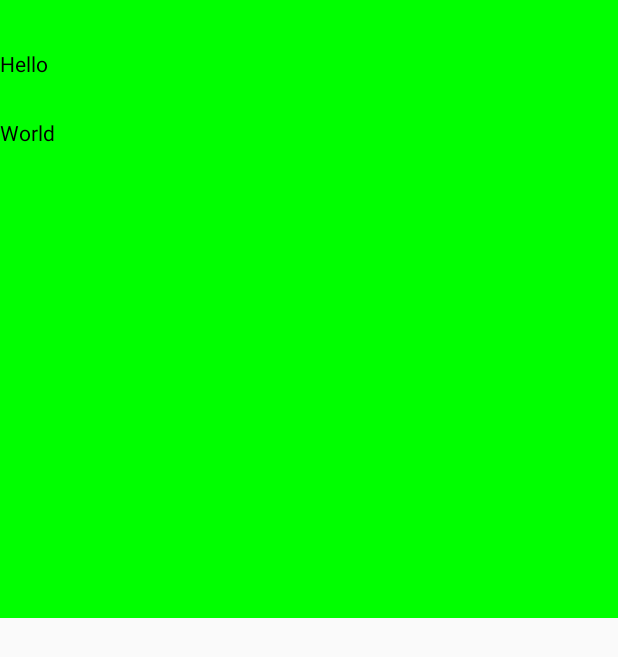
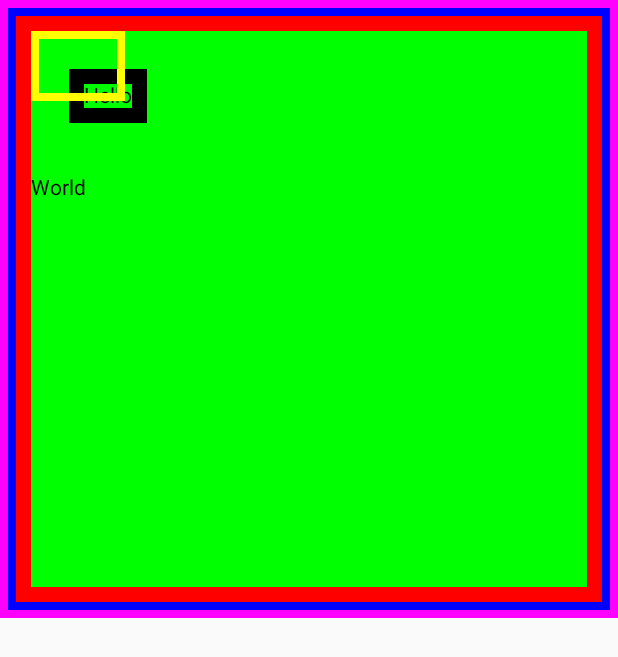
Before and after one commit to bartekkleczar/naukaKotlinAndroidYT, an Android app built with Jetpack Compose: the screen it shows after launch (MainActivity), on a phone screen of 412 x 824 dp. Shown: the top 657 px of the screen. Run offline under Robolectric (Android 15) with nearby library versions, the phone set to English and light mode, and no system bars.

Commit message:
wlasciwosci wykonuja sie jedna po drugiej - demonstracja tego

```diff
--- a/app/src/main/java/pl/klenczi/trzecifilmik/MainActivity.kt
+++ b/app/src/main/java/pl/klenczi/trzecifilmik/MainActivity.kt
@@ -4,10 +4,12 @@ import android.os.Bundle
 import androidx.activity.ComponentActivity
 import androidx.activity.compose.setContent
 import androidx.compose.foundation.background
+import androidx.compose.foundation.border
 import androidx.compose.foundation.layout.Column
 import androidx.compose.foundation.layout.Spacer
 import androidx.compose.foundation.layout.fillMaxHeight
 import androidx.compose.foundation.layout.fillMaxSize
+import androidx.compose.foundation.layout.fillMaxWidth
 import androidx.compose.foundation.layout.height
 import androidx.compose.foundation.layout.offset
 import androidx.compose.foundation.layout.padding
@@ -30,12 +32,23 @@ class MainActivity : ComponentActivity() {
             Column(modifier = Modifier
                 .background(Color.Green)
                 .fillMaxHeight(0.5f)
+                .fillMaxWidth()
                 .width(600.dp)
                 //.requiredWidth(600.dp) -> wywala poza ekran jak sie da za duza
-                .padding(top = 15.dp)
+                .border(5.dp, Color.Magenta)
+                .padding(5.dp)
+                .border(5.dp, Color.Blue)
+                .padding(5.dp)
+                .border(10.dp, Color.Red)
+                .padding(10.dp)
             ) {
                 Text("Hello", modifier = Modifier
-                    .offset(0.dp, 20.dp)) // działa jak margin ale pozwala na nakładanie się elementów
+                    .border(5.dp, Color.Yellow)
+                    .padding(5.dp)
+                    .offset(20.dp, 20.dp)
+                    .border(10.dp, Color.Black)
+                    .padding(10.dp)
+                )
                 Spacer(modifier = Modifier.height(50.dp)) // pusty kontener
                 Text("World")
             }
```
